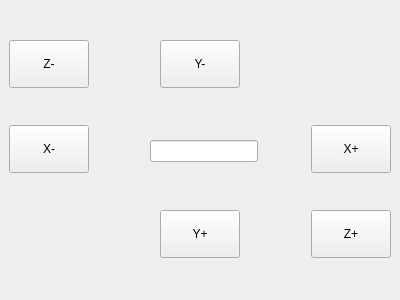
Qt form icaxiskeyboard.ui (GaussCheng/2-5AxisPunch) before a commit.
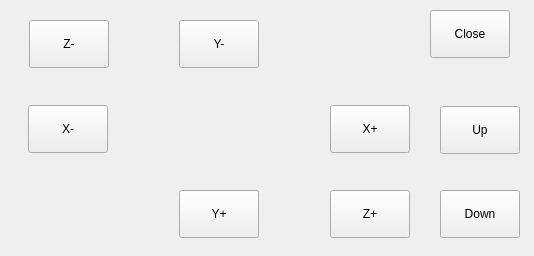
The same form after that commit. Custom widgets are drawn as their Qt base class.

Patch:
```diff
--- a/icaxiskeyboard.ui
+++ b/icaxiskeyboard.ui
@@ -6,8 +6,8 @@
    <rect>
     <x>0</x>
     <y>0</y>
-    <width>400</width>
-    <height>300</height>
+    <width>534</width>
+    <height>256</height>
    </rect>
   </property>
   <property name="windowTitle">
@@ -16,8 +16,8 @@
   <widget class="QPushButton" name="yPluse">
    <property name="geometry">
     <rect>
-     <x>160</x>
-     <y>210</y>
+     <x>179</x>
+     <y>190</y>
      <width>80</width>
      <height>48</height>
     </rect>
@@ -41,8 +41,8 @@
   <widget class="QPushButton" name="xMInus">
    <property name="geometry">
     <rect>
-     <x>9</x>
-     <y>125</y>
+     <x>28</x>
+     <y>105</y>
      <width>80</width>
      <height>48</height>
     </rect>
@@ -66,8 +66,8 @@
   <widget class="QPushButton" name="xPluse">
    <property name="geometry">
     <rect>
-     <x>311</x>
-     <y>125</y>
+     <x>330</x>
+     <y>105</y>
      <width>80</width>
      <height>48</height>
     </rect>
@@ -88,21 +88,11 @@
     <string>X+</string>
    </property>
   </widget>
-  <widget class="ICLineEditWithVirtualNumericKeypad" name="speedEdit">
-   <property name="geometry">
-    <rect>
-     <x>150</x>
-     <y>140</y>
-     <width>108</width>
-     <height>22</height>
-    </rect>
-   </property>
-  </widget>
   <widget class="QPushButton" name="zMinus">
    <property name="geometry">
     <rect>
-     <x>9</x>
-     <y>40</y>
+     <x>29</x>
+     <y>20</y>
      <width>80</width>
      <height>48</height>
     </rect>
@@ -126,8 +116,8 @@
   <widget class="QPushButton" name="zPluse">
    <property name="geometry">
     <rect>
-     <x>311</x>
-     <y>210</y>
+     <x>330</x>
+     <y>190</y>
      <width>80</width>
      <height>48</height>
     </rect>
@@ -151,8 +141,8 @@
   <widget class="QPushButton" name="yMinus">
    <property name="geometry">
     <rect>
-     <x>160</x>
-     <y>40</y>
+     <x>179</x>
+     <y>20</y>
      <width>80</width>
      <height>48</height>
     </rect>
@@ -173,14 +163,82 @@
     <string>Y-</string>
    </property>
   </widget>
+  <widget class="QPushButton" name="close">
+   <property name="geometry">
+    <rect>
+     <x>430</x>
+     <y>10</y>
+     <width>80</width>
+     <height>48</height>
+    </rect>
+   </property>
+   <property name="minimumSize">
+    <size>
+     <width>80</width>
+     <height>48</height>
+    </size>
+   </property>
+   <property name="maximumSize">
+    <size>
+     <width>80</width>
+     <height>48</height>
+    </size>
+   </property>
+   <property name="text">
+    <string>Close</string>
+   </property>
+  </widget>
+  <widget class="QPushButton" name="upButton">
+   <property name="geometry">
+    <rect>
+     <x>440</x>
+     <y>106</y>
+     <width>80</width>
+     <height>48</height>
+    </rect>
+   </property>
+   <property name="minimumSize">
+    <size>
+     <width>80</width>
+     <height>48</height>
+    </size>
+   </property>
+   <property name="maximumSize">
+    <size>
+     <width>80</width>
+     <height>48</height>
+    </size>
+   </property>
+   <property name="text">
+    <string>Up</string>
+   </property>
+  </widget>
+  <widget class="QPushButton" name="donwButton">
+   <property name="geometry">
+    <rect>
+     <x>440</x>
+     <y>190</y>
+     <width>80</width>
+     <height>48</height>
+    </rect>
+   </property>
+   <property name="minimumSize">
+    <size>
+     <width>80</width>
+     <height>48</height>
+    </size>
+   </property>
+   <property name="maximumSize">
+    <size>
+     <width>80</width>
+     <height>48</height>
+    </size>
+   </property>
+   <property name="text">
+    <string>Down</string>
+   </property>
+  </widget>
  </widget>
- <customwidgets>
-  <customwidget>
-   <class>ICLineEditWithVirtualNumericKeypad</class>
-   <extends>QLineEdit</extends>
-   <header>iclineeditwithvirtualnumerickeypad.h</header>
-  </customwidget>
- </customwidgets>
  <resources/>
  <connections/>
 </ui>
```
